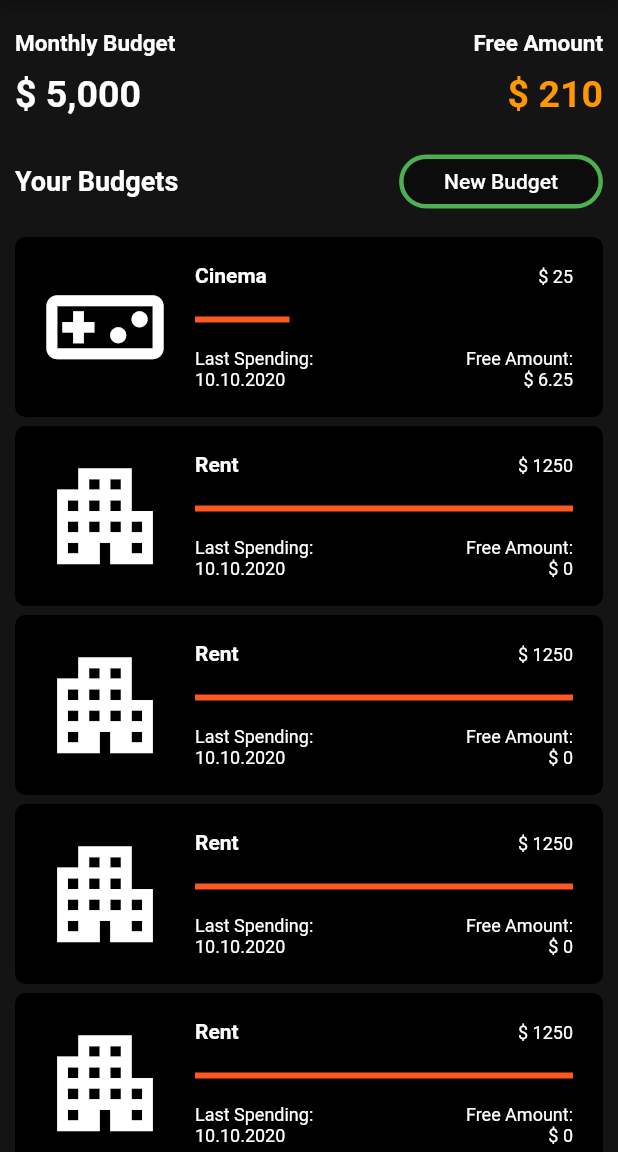
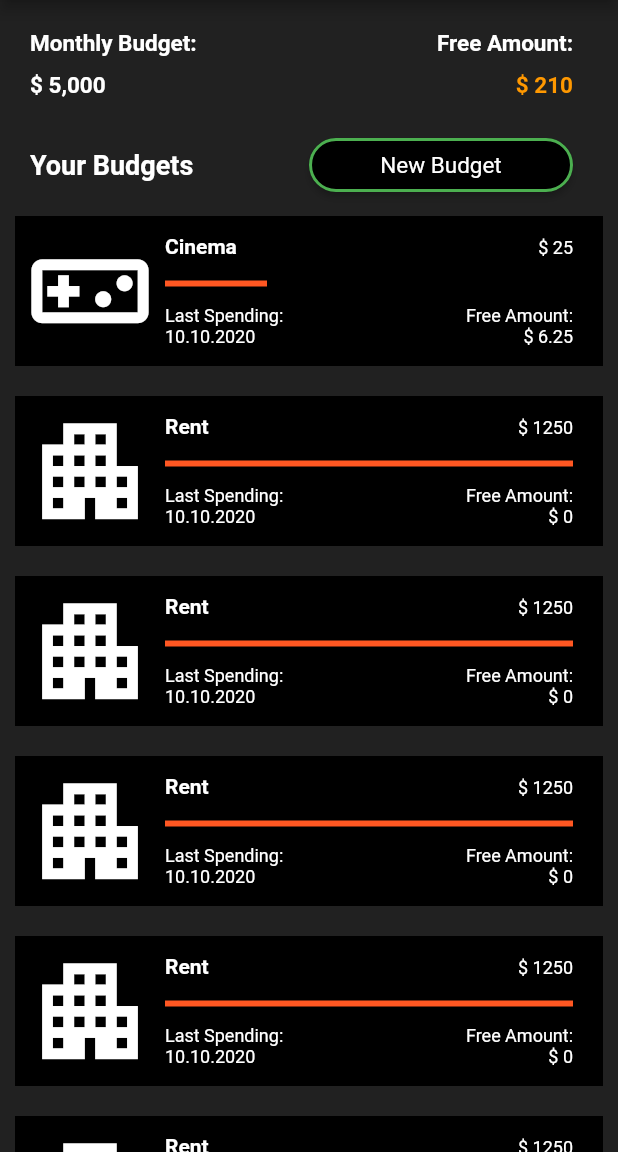
Before and after one commit to Mathawk/Budgeteer, a Flutter app: the screen it shows after launch, on a phone screen of 412 x 824 dp, the part 84-1236 px from its top. Run offline on Flutter 3.47's test engine with Material 2 defaults, Android fonts, the phone set to English and light mode, and no system bars.

Commit message:
restage changes from last session

```diff
--- a/budgeteer/lib/main.dart
+++ b/budgeteer/lib/main.dart
@@ -1,12 +1,5 @@
-/// Flutter code sample for ListTile
-
-// Here is an example of an article list item with multiline titles and
-// subtitles. It utilizes [Row]s and [Column]s, as well as [Expanded] and
-// [AspectRatio] widgets to organize its layout.
-//
-// ![Custom list item b](https://flutter.github.io/assets-for-api-docs/assets/widgets/custom_list_item_b.png)
-
 import 'package:flutter/material.dart';
+import 'add_budget.dart';
 
 void main() => runApp(MyApp());
 
@@ -171,16 +164,11 @@ class CustomListItemTwo extends StatelessWidget {
   @override
   Widget build(BuildContext context) {
     return Padding(
-      padding: const EdgeInsets.symmetric(vertical: 3.0),
+      padding: const EdgeInsets.symmetric(vertical: 10.0),
       child: SizedBox(
-        height: 120,
+        height: 100,
         child: Container(
-          decoration: BoxDecoration(
-            color: Colors.black,
-            borderRadius: BorderRadius.all(
-                Radius.circular(7)
-            ),
-          ),
+          color: Colors.black,
           child: Row(
             crossAxisAlignment: CrossAxisAlignment.start,
             children: <Widget>[
@@ -210,21 +198,19 @@ class CustomListItemTwo extends StatelessWidget {
 
 /// This is the stateless widget that the main application instantiates.
 class MyStatelessWidget extends StatelessWidget {
-  MyStatelessWidget({Key key}) : super(key: key);
-
   @override
   Widget build(BuildContext context) {
     return Container(
-        color: Color.fromRGBO(0, 0, 0, 0.92),
+        color: Colors.black87,
         child: ListView(
           padding: const EdgeInsets.all(10.0),
           children: <Widget>[
             Row(children: <Widget>[
               Expanded(
                   child: Padding(
-                      padding: const EdgeInsets.fromLTRB(0.0, 10.0, 0.0, 0.0),
+                      padding: const EdgeInsets.fromLTRB(10.0, 10.0, 0.0, 0.0),
                       child: Text(
-                        'Monthly Budget',
+                        'Monthly Budget:',
                         textAlign: TextAlign.left,
                         style: const TextStyle(
                           fontWeight: FontWeight.bold,
@@ -234,9 +220,9 @@ class MyStatelessWidget extends StatelessWidget {
                       ))),
               Expanded(
                   child: Padding(
-                padding: const EdgeInsets.fromLTRB(0.0, 10.0, 0.0, 0.0),
+                padding: const EdgeInsets.fromLTRB(0.0, 10.0, 20.0, 0.0),
                 child: Text(
-                  'Free Amount',
+                  'Free Amount:',
                   textAlign: TextAlign.right,
                   style: const TextStyle(
                     fontWeight: FontWeight.bold,
@@ -249,25 +235,25 @@ class MyStatelessWidget extends StatelessWidget {
             Row(children: <Widget>[
               Expanded(
                   child: Padding(
-                      padding: const EdgeInsets.fromLTRB(0.0, 10.0, 0.0, 0.0),
+                      padding: const EdgeInsets.fromLTRB(10.0, 10.0, 0.0, 0.0),
                       child: Text(
                         '\$ 5,000',
                         textAlign: TextAlign.left,
                         style: const TextStyle(
                           fontWeight: FontWeight.bold,
-                          fontSize: 25.0,
+                          fontSize: 15.0,
                           color: Colors.white,
                         ),
                       ))),
               Expanded(
                   child: Padding(
-                padding: const EdgeInsets.fromLTRB(0.0, 10.0, 0.0, 0.0),
+                padding: const EdgeInsets.fromLTRB(0.0, 10.0, 20.0, 0.0),
                 child: Text(
                   '\$ 210',
                   textAlign: TextAlign.right,
                   style: const TextStyle(
                     fontWeight: FontWeight.bold,
-                    fontSize: 25.0,
+                    fontSize: 15.0,
                     color: Colors.orange,
                   ),
                 ),
@@ -276,37 +262,42 @@ class MyStatelessWidget extends StatelessWidget {
             Row(children: <Widget>[
               Expanded(
                   child: Padding(
-                      padding: const EdgeInsets.fromLTRB(0, 20.0, 0.0, 10.0),
+                      padding: const EdgeInsets.fromLTRB(10.0, 20.0, 0.0, 0.0),
                       child: Text(
                         'Your Budgets',
                         textAlign: TextAlign.left,
                         style: const TextStyle(
-                          fontSize: 18.0,
-                          color: Colors.white,
-                          fontWeight: FontWeight.bold
-                        ),
+                            fontSize: 18.0,
+                            color: Colors.white,
+                            fontWeight: FontWeight.bold),
                       ))),
               Expanded(
-                flex: 0,
                   child: Padding(
-                padding: const EdgeInsets.fromLTRB(0.0, 20.0, 0, 10.0),
+                padding: const EdgeInsets.fromLTRB(0.0, 20.0, 20.0, 0.0),
                 child: RaisedButton(
-                  textColor: Colors.white,
-                  padding: EdgeInsets.fromLTRB(30, 0, 30, 0),
+                  color: Colors.black,
+                  padding: EdgeInsets.all(0.0),
                   shape: RoundedRectangleBorder(
                     borderRadius: BorderRadius.circular(50.0),
-                    side: BorderSide(color: Colors.green, width: 3),
+                    side: BorderSide(color: Colors.green, width: 2),
                   ),
+                  onPressed: () {
+                    Navigator.push(
+                      context,
+                      MaterialPageRoute(builder: (context) => AddBudget()),
+                    );
+                  },
                   child: Text('New Budget',
                       style: TextStyle(
-                          fontSize: 14,
+                          fontSize: 15,
                           color: Colors.white,
-                          fontWeight: FontWeight.w500)),
+                          fontWeight: FontWeight.normal)),
                 ),
               )),
             ]),
             CustomListItemTwo(
               thumbnail: Container(
+                color: Colors.black,
                 alignment: Alignment.center,
                 child: Icon(
                   Icons.videogame_asset_outlined,
@@ -411,18 +402,9 @@ class MyStatelessWidget extends StatelessWidget {
               freeamount: '\$ 0',
               percentused: 1.00,
             ),
-
-            Padding(
-              padding: const EdgeInsets.fromLTRB(0.0, 10.0, 0, 10.0),
-              child: FloatingActionButton.extended(
-                  backgroundColor: Colors.green,
-                  label: Text(
-                      'New Expense',
-                      style: TextStyle(
-                          color:Colors.white
-                      )
-                  )
-              ),
+            FloatingActionButton.extended(
+              backgroundColor: Colors.green,
+              label: Text('New Expense', style: TextStyle(color: Colors.white)),
             )
           ],
         ));
```
Also changed, not shown: budgeteer/lib/add_budget.dart (+109 -0 lines).
